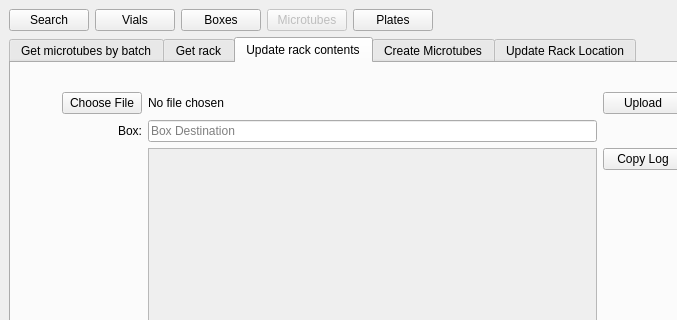
The window that frontend/assets/microtubeswindow.ui (dahlbma/cello) describes before a commit, drawn with Qt 5; both pictures show x 0 to 677 and y 0 to 320 of the 1257 by 810 pixel window.
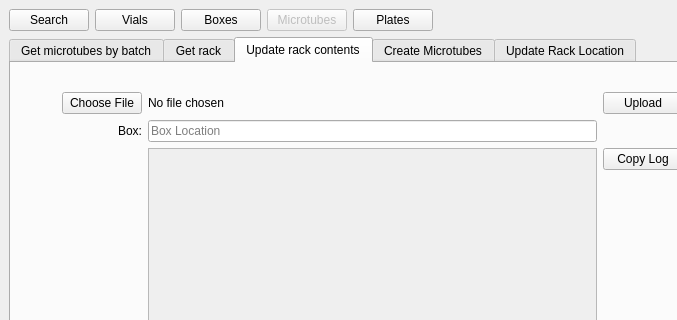
The same window after the commit.

Commit message: Box Location placeholdertext

Diff of the .ui file:
```diff
--- a/frontend/assets/microtubeswindow.ui
+++ b/frontend/assets/microtubeswindow.ui
@@ -665,7 +665,7 @@
             <item row="2" column="1">
              <widget class="QLineEdit" name="update_box_eb">
               <property name="placeholderText">
-               <string>Box Destination</string>
+               <string>Box Location</string>
               </property>
              </widget>
             </item>
```
Left out of the diff: 4 changed lines with no effect on the pictures. The commit also changes 1 other file.
